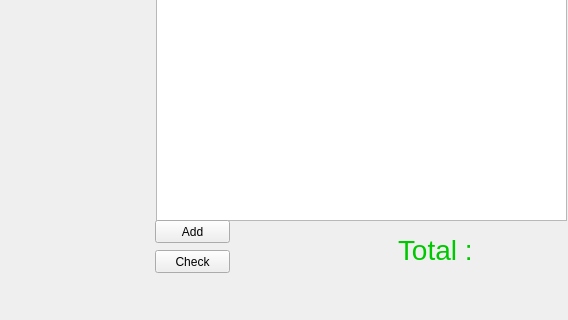
Before: the Qt Designer form GUI/cashier.ui in zizo-pro/Shop_Manager, drawn with Qt 5; both pictures show x 232 to 800 and y 280 to 600 of the 800 by 600 pixel window.
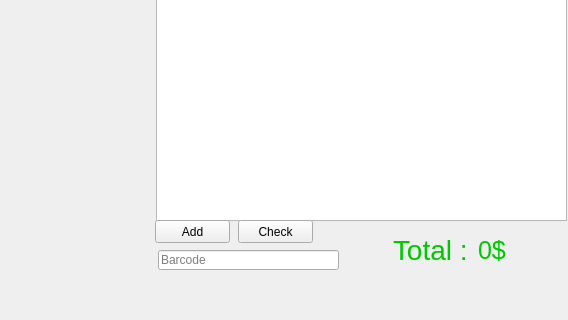
After: the same form once the commit is applied.

Diff of the .ui file:
```diff
--- a/GUI/cashier.ui
+++ b/GUI/cashier.ui
@@ -47,9 +47,9 @@
    <widget class="QLabel" name="cashier_total_lb">
     <property name="geometry">
      <rect>
-      <x>630</x>
+      <x>625</x>
       <y>510</y>
-      <width>165</width>
+      <width>81</width>
       <height>40</height>
      </rect>
     </property>
@@ -81,8 +81,8 @@
    <widget class="QPushButton" name="pushButton_2">
     <property name="geometry">
      <rect>
-      <x>387</x>
-      <y>530</y>
+      <x>470</x>
+      <y>500</y>
       <width>75</width>
       <height>23</height>
      </rect>
@@ -91,6 +91,40 @@
      <string>Check</string>
     </property>
    </widget>
+   <widget class="QLabel" name="totalprice_lb">
+    <property name="geometry">
+     <rect>
+      <x>710</x>
+      <y>510</y>
+      <width>81</width>
+      <height>40</height>
+     </rect>
+    </property>
+    <property name="font">
+     <font>
+      <pointsize>19</pointsize>
+     </font>
+    </property>
+    <property name="styleSheet">
+     <string notr="true">color: rgb(0, 200, 0);</string>
+    </property>
+    <property name="text">
+     <string>0$</string>
+    </property>
+   </widget>
+   <widget class="QLineEdit" name="barcode_input">
+    <property name="geometry">
+     <rect>
+      <x>390</x>
+      <y>530</y>
+      <width>181</width>
+      <height>20</height>
+     </rect>
+    </property>
+    <property name="placeholderText">
+     <string>Barcode</string>
+    </property>
+   </widget>
   </widget>
   <widget class="QMenuBar" name="menubar">
    <property name="geometry">
```
Left out of the diff: 2 changed lines with no effect on the pictures.
